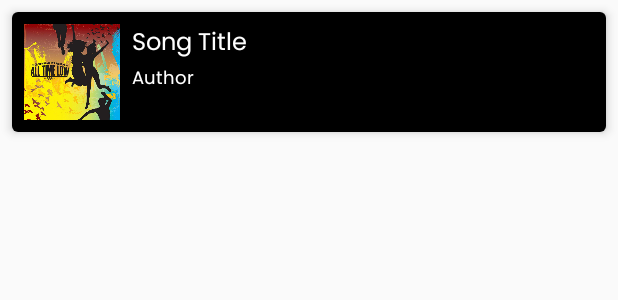
After one commit to Labpro-21/if3210-tubes-mad-2025-if3210-2025-mad-adb, an Android app built with Jetpack Compose: the layout item_song_row.xml on its own in the app's theme, with its tools: preview values and no code run, on a phone screen of 412 x 824 dp. The commit adds this screen. Shown: the top 300 px of the screen. Run offline under Robolectric (Android 15) with nearby library versions, the phone set to English and light mode, and no system bars.

Commit message:
feat: recyclerview and flexible image

```diff
--- a/app/build.gradle.kts
+++ b/app/build.gradle.kts
@@ -44,6 +44,11 @@ dependencies {
     // for sys ui colors
     implementation("com.google.accompanist:accompanist-systemuicontroller:0.27.0")
 
+    // "Diajarkan di kelas",
+    // meanwhile ppt yg di up di edunex belom ada apa2 tentang Android SDK </3
+    implementation("androidx.cardview:cardview:1.0.0")
+    implementation("androidx.recyclerview:recyclerview:1.1.0")
+    implementation("androidx.recyclerview:recyclerview-selection:1.1.0")
 
     implementation("androidx.media3:media3-common:1.4.1")
     implementation("io.coil-kt.coil3:coil-compose:3.0.0")
--- a/app/src/main/java/com/example/adbpurrytify/MainActivity.kt
+++ b/app/src/main/java/com/example/adbpurrytify/MainActivity.kt
@@ -7,6 +7,8 @@ import android.app.AlertDialog
 import android.content.pm.PackageManager
 import android.os.Build
 import android.os.Bundle
+import android.view.View
+import android.view.WindowInsetsController
 import android.widget.Toast
 import androidx.activity.ComponentActivity
 import androidx.activity.compose.setContent
@@ -15,6 +17,8 @@ import androidx.activity.result.contract.ActivityResultContracts
 import androidx.core.content.ContextCompat
 import com.example.adbpurrytify.ui.navigation.AppNavigation
 import com.example.adbpurrytify.ui.theme.ADBPurrytifyTheme
+import com.google.accompanist.systemuicontroller.rememberSystemUiController
+
 
 class MainActivity : ComponentActivity() {
 
@@ -26,6 +30,7 @@ class MainActivity : ComponentActivity() {
     )
 
     override fun onCreate(savedInstanceState: Bundle?) {
+
 
         super.onCreate(savedInstanceState)
         enableEdgeToEdge()
--- a/app/src/main/java/com/example/adbpurrytify/data/model/Song.kt
+++ b/app/src/main/java/com/example/adbpurrytify/data/model/Song.kt
@@ -4,5 +4,6 @@ data class Song(
     val id: Int = -1,
     val title: String,
     val author: String,
-    val coverUrl: String
+    val coverUrl: String,
+    val audioUrl: String
 )
--- /dev/null
+++ b/app/src/main/res/layout/item_song_row.xml
@@ -0,0 +1,51 @@
+<?xml version="1.0" encoding="utf-8"?>
+<androidx.cardview.widget.CardView xmlns:android="http://schemas.android.com/apk/res/android"
+    xmlns:card_view="http://schemas.android.com/apk/res-auto"
+    android:layout_width="match_parent"
+    android:layout_height="wrap_content"
+    android:layout_margin="8dp"
+    card_view:cardElevation="4dp"
+    card_view:cardCornerRadius="4dp"
+    android:background="@color/black">
+
+    <LinearLayout
+        android:layout_width="match_parent"
+        android:layout_height="wrap_content"
+        android:orientation="horizontal"
+        android:background="@color/black"
+        android:padding="8dp">
+
+        <ImageView
+            android:id="@+id/song_image"
+            android:layout_width="64dp"
+            android:layout_height="64dp"
+            android:scaleType="centerCrop"
+            android:src="@drawable/remembering_sunday"
+            android:layout_marginEnd="8dp" />
+
+        <LinearLayout
+            android:layout_width="0dp"
+            android:layout_height="wrap_content"
+            android:layout_weight="1"
+            android:orientation="vertical">
+
+            <TextView
+                android:id="@+id/song_title"
+                android:layout_width="wrap_content"
+                android:layout_height="wrap_content"
+                android:text="Song Title"
+                android:textSize="16sp"
+                android:fontFamily="@font/poppins_regular"
+                android:textColor="@android:color/white" />
+
+            <TextView
+                android:id="@+id/song_author"
+                android:layout_width="wrap_content"
+                android:layout_height="wrap_content"
+                android:text="Author"
+                android:textSize="12sp"
+                android:fontFamily="@font/poppins_regular"
+                android:textColor="@android:color/white" />
+        </LinearLayout>
+    </LinearLayout>
+</androidx.cardview.widget.CardView>
```
Also changed, not shown: app/src/main/java/com/example/adbpurrytify/ui/components/SongsAdapter.kt (added, +43 -0 lines), app/src/main/java/com/example/adbpurrytify/ui/components/SongsList.kt (+36 -4 lines).
